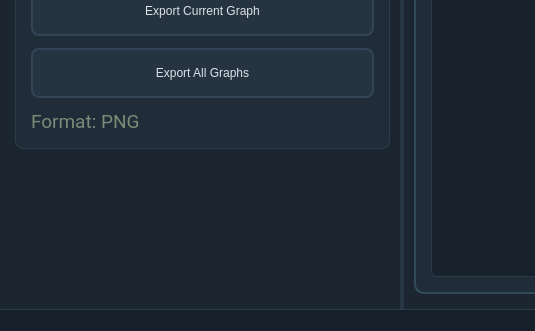
Above: GUI/Analyzer_main.ui from JinLeeGG/YCP_Grease_Analyzer before the change; both pictures show x 0 to 535 and y 685 to 1016 of the 1148 by 1016 pixel window. Below: the same form after it.
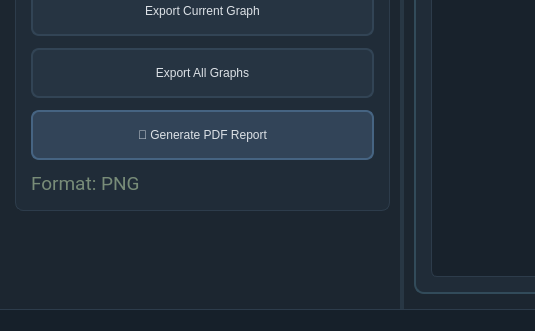
That is the form after the change. Icons and pictures are not drawn.

What changed in the file:
```diff
--- a/GUI/Analyzer_main.ui
+++ b/GUI/Analyzer_main.ui
@@ -602,6 +602,34 @@
              </property>
             </widget>
            </item>
+           <item>
+            <widget class="QPushButton" name="btn_generate_pdf_report">
+             <property name="minimumSize">
+              <size>
+               <width>0</width>
+               <height>50</height>
+              </size>
+             </property>
+             <property name="styleSheet">
+              <string notr="true">QPushButton {
+    background: rgb(50, 68, 88);
+    border: 2px solid rgb(70, 100, 130);
+}
+
+QPushButton:hover {
+    background: rgb(70, 100, 130);
+    border: 2px solid rgb(90, 130, 160);
+}
+
+QPushButton:pressed {
+    background: rgb(40, 60, 80);
+}</string>
+             </property>
+             <property name="text">
+              <string>📄 Generate PDF Report</string>
+             </property>
+            </widget>
+           </item>
            <item>
             <widget class="QLabel" name="exportInfo">
              <property name="font">
```
